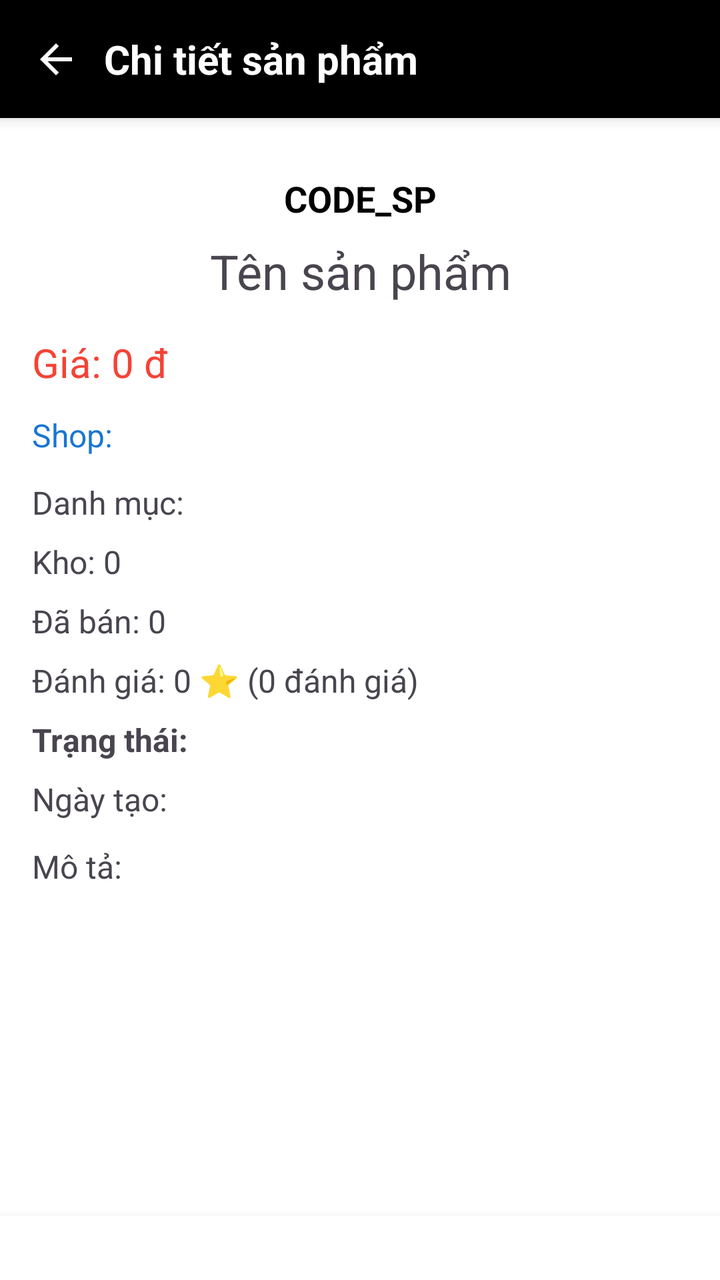
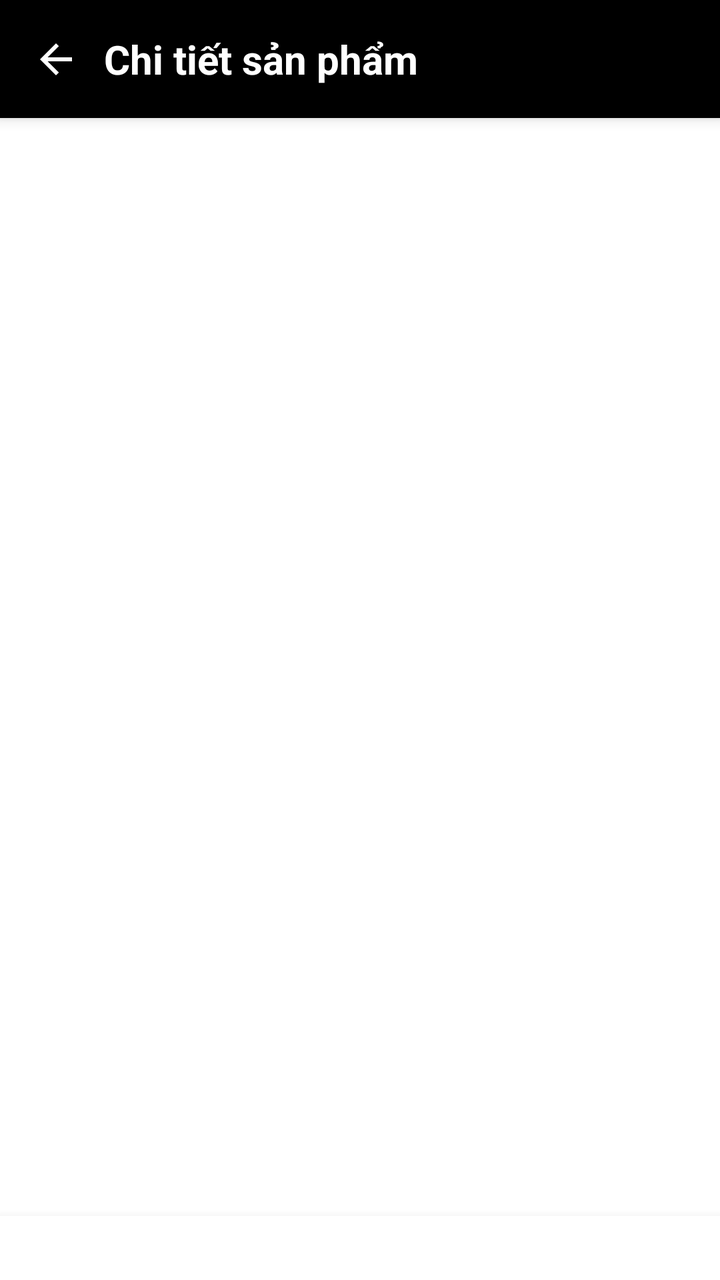

Compare the two renders of this Android layout. The source of the first and the diff that turns it into the second are given below.
<!-- AndroidManifest.xml: application theme Theme.EcommerceApp -->
<!-- res/layout/activity_admin_product_detail.xml -->
<?xml version="1.0" encoding="utf-8"?>
<androidx.constraintlayout.widget.ConstraintLayout xmlns:android="http://schemas.android.com/apk/res/android"
    xmlns:app="http://schemas.android.com/apk/res-auto"
    xmlns:tools="http://schemas.android.com/tools"
    android:id="@+id/main"
    android:layout_width="match_parent"
    android:layout_height="match_parent"
    android:background="@color/white"
    tools:context=".ui.activity.home.admin.management.product.AdminProductDetailActivity">

    
    <androidx.constraintlayout.widget.ConstraintLayout
        android:id="@+id/headerLayout"
        android:layout_width="match_parent"
        android:layout_height="wrap_content"
        android:background="@color/black"
        android:elevation="4dp"
        android:padding="16dp"
        app:layout_constraintTop_toTopOf="parent">

        <ImageView
            android:id="@+id/ivBack"
            android:layout_width="24dp"
            android:layout_height="24dp"
            android:src="@drawable/ic_back"
            app:layout_constraintBottom_toBottomOf="parent"
            app:layout_constraintStart_toStartOf="parent"
            app:layout_constraintTop_toTopOf="parent"
            app:tint="@color/white" />

        <TextView
            android:layout_width="wrap_content"
            android:layout_height="wrap_content"
            android:text="Chi tiết sản phẩm"
            android:textColor="@color/white"
            android:textSize="20sp"
            android:layout_marginStart="12dp"
            android:textStyle="bold"
            app:layout_constraintBottom_toBottomOf="parent"
            app:layout_constraintStart_toEndOf="@id/ivBack"
            app:layout_constraintTop_toTopOf="parent" />

    </androidx.constraintlayout.widget.ConstraintLayout>

    
    <ScrollView
        android:id="@+id/scrollView"
        android:layout_width="match_parent"
        android:layout_height="0dp"
        android:padding="16dp"
        android:clipToPadding="false"
        android:scrollbars="none"
        app:layout_constraintTop_toBottomOf="@id/headerLayout"
        app:layout_constraintBottom_toTopOf="@id/actionsLayout">

        <androidx.constraintlayout.widget.ConstraintLayout
            android:layout_width="match_parent"
            android:layout_height="wrap_content">

            
            <TextView
                android:id="@+id/txtProductCode"
                android:layout_width="0dp"
                android:layout_height="wrap_content"
                android:textSize="18sp"
                android:textStyle="bold"
                android:textColor="@color/black"
                android:paddingTop="12dp"
                android:text="CODE_SP"
                android:gravity="center"
                app:layout_constraintTop_toTopOf="parent"
                app:layout_constraintStart_toStartOf="parent"
                app:layout_constraintEnd_toEndOf="parent"/>

            
            <TextView
                android:id="@+id/txtName"
                android:layout_width="0dp"
                android:layout_height="wrap_content"
                android:textSize="24sp"
                android:paddingTop="8dp"
                android:text="Tên sản phẩm"
                android:gravity="center"
                app:layout_constraintTop_toBottomOf="@id/txtProductCode"
                app:layout_constraintStart_toStartOf="parent"
                app:layout_constraintEnd_toEndOf="parent"/>

            
            <TextView
                android:id="@+id/txtPrice"
                android:layout_width="wrap_content"
                android:layout_height="wrap_content"
                android:textColor="@color/red"
                android:textSize="20sp"
                android:paddingTop="16dp"
                android:text="Giá: 0 đ"
                app:layout_constraintTop_toBottomOf="@id/txtName"
                app:layout_constraintStart_toStartOf="parent"/>

            
            <TextView
                android:id="@+id/txtShopName"
                android:layout_width="wrap_content"
                android:layout_height="wrap_content"
                android:text="Shop: "
                android:textColor="@color/blue"
                android:textSize="16sp"
                android:paddingVertical="4dp"
                android:layout_marginTop="8dp"
                android:background="?attr/selectableItemBackground"
                android:clickable="true"
                android:focusable="true"
                app:layout_constraintTop_toBottomOf="@id/txtPrice"
                app:layout_constraintStart_toStartOf="parent"/>

            
            <TextView
                android:id="@+id/txtCategory"
                android:layout_width="wrap_content"
                android:layout_height="wrap_content"
                android:text="Danh mục: "
                android:textSize="16sp"
                android:paddingTop="8dp"
                app:layout_constraintTop_toBottomOf="@id/txtShopName"
                app:layout_constraintStart_toStartOf="parent"/>

            
            <TextView
                android:id="@+id/txtStock"
                android:layout_width="wrap_content"
                android:layout_height="wrap_content"
                android:textSize="16sp"
                android:paddingTop="8dp"
                android:text="Kho: 0"
                app:layout_constraintTop_toBottomOf="@id/txtCategory"
                app:layout_constraintStart_toStartOf="parent"/>

            
            <TextView
                android:id="@+id/txtSold"
                android:layout_width="wrap_content"
                android:layout_height="wrap_content"
                android:textSize="16sp"
                android:paddingTop="8dp"
                android:text="Đã bán: 0"
                app:layout_constraintTop_toBottomOf="@id/txtStock"
                app:layout_constraintStart_toStartOf="parent"/>

            
            <TextView
                android:id="@+id/txtRating"
                android:layout_width="wrap_content"
                android:layout_height="wrap_content"
                android:text="Đánh giá: 0 ⭐ (0 đánh giá)"
                android:textSize="16sp"
                android:paddingTop="8dp"
                app:layout_constraintTop_toBottomOf="@id/txtSold"
                app:layout_constraintStart_toStartOf="parent"/>

            
            <TextView
                android:id="@+id/txtStatus"
                android:layout_width="wrap_content"
                android:layout_height="wrap_content"
                android:text="Trạng thái: "
                android:textStyle="bold"
                android:paddingTop="8dp"
                android:textSize="16sp"
                app:layout_constraintTop_toBottomOf="@id/txtRating"
                app:layout_constraintStart_toStartOf="parent"/>

            
            <TextView
                android:id="@+id/txtCreatedAt"
                android:layout_width="wrap_content"
                android:layout_height="wrap_content"
                android:text="Ngày tạo: "
                android:paddingTop="8dp"
                android:textSize="16sp"
                app:layout_constraintTop_toBottomOf="@id/txtStatus"
                app:layout_constraintStart_toStartOf="parent"/>

            
            <TextView
                android:id="@+id/txtDescription"
                android:layout_width="0dp"
                android:layout_height="wrap_content"
                android:text="Mô tả: "
                android:paddingTop="12dp"
                android:textSize="16sp"
                app:layout_constraintTop_toBottomOf="@id/txtCreatedAt"
                app:layout_constraintStart_toStartOf="parent"
                app:layout_constraintEnd_toEndOf="parent"
                android:layout_marginBottom="16dp"/>

            
            <androidx.viewpager2.widget.ViewPager2
                android:id="@+id/viewPagerImages"
                android:layout_width="0dp"
                android:layout_height="250dp"
                android:layout_marginTop="20dp"
                app:layout_constraintTop_toBottomOf="@+id/txtDescription"
                app:layout_constraintStart_toStartOf="parent"
                app:layout_constraintEnd_toEndOf="parent" />

            
            <com.tbuonomo.viewpagerdotsindicator.WormDotsIndicator
                android:id="@+id/dotsIndicator"
                android:layout_width="wrap_content"
                android:layout_height="wrap_content"
                app:layout_constraintTop_toBottomOf="@id/viewPagerImages"
                app:layout_constraintStart_toStartOf="parent"
                app:layout_constraintEnd_toEndOf="parent"
                android:layout_marginTop="8dp"
                android:layout_marginBottom="20dp"/>

        </androidx.constraintlayout.widget.ConstraintLayout>
    </ScrollView>

    
    <LinearLayout
        android:id="@+id/actionsLayout"
        android:layout_width="match_parent"
        android:layout_height="wrap_content"
        android:orientation="horizontal"
        android:padding="16dp"
        android:background="@color/white"
        android:elevation="8dp"
        app:layout_constraintBottom_toBottomOf="parent">

        <com.google.android.material.button.MaterialButton
            android:id="@+id/btnReject"
            android:layout_width="0dp"
            android:layout_height="wrap_content"
            android:layout_weight="1"
            android:layout_marginEnd="8dp"
            android:text="TỪ CHỐI"
            android:textColor="@color/white"
            app:backgroundTint="@color/red"
            app:cornerRadius="4dp"
            android:visibility="gone"
            tools:visibility="visible" />

        <com.google.android.material.button.MaterialButton
            android:id="@+id/btnApprove"
            android:layout_width="0dp"
            android:layout_height="wrap_content"
            android:layout_weight="1"
            android:text="DUYỆT"
            app:backgroundTint="@color/green"
            android:textColor="@color/white"
            app:cornerRadius="4dp"
            android:visibility="gone"
            tools:visibility="visible" />

        <com.google.android.material.button.MaterialButton
            android:id="@+id/btnDelete"
            android:layout_width="0dp"
            android:layout_height="wrap_content"
            android:layout_weight="1"
            android:text="XÓA SẢN PHẨM"
            android:textColor="@color/white"
            app:backgroundTint="@color/red"
            app:cornerRadius="4dp"
            android:visibility="gone" />

        <com.google.android.material.button.MaterialButton
            android:id="@+id/btnRestore"
            android:layout_width="0dp"
            android:layout_height="wrap_content"
            android:layout_weight="1"
            android:text="KHÔI PHỤC"
            app:backgroundTint="@color/black"
            android:textColor="@color/white"
            app:cornerRadius="4dp"
            android:visibility="gone" />
            
    </LinearLayout>

</androidx.constraintlayout.widget.ConstraintLayout>
<!-- resources referenced by this layout -->
<resources>
  <color name="black">#FF000000</color>
  <color name="blue">#1976D2</color>
  <color name="green">#4CAF50</color>
  <color name="red">#F44336</color>
  <color name="white">#FFFFFFFF</color>
  <!-- drawable ic_back (drawable) -->
  <vector xmlns:android="http://schemas.android.com/apk/res/android" android:autoMirrored="true" android:height="30dp" android:tint="#000000" android:viewportHeight="960" android:viewportWidth="960" android:width="30dp">
        
      <path android:fillColor="@android:color/white" android:pathData="M313,520L537,744L480,800L160,480L480,160L537,216L313,440L800,440L800,520L313,520Z"/>
      
  </vector>
  <style name="Theme.EcommerceApp" parent="Base.Theme.EcommerceApp" />
  <style name="Base.Theme.EcommerceApp" parent="Theme.Material3.DayNight.NoActionBar">
          
          <item name="colorPrimary">@color/primary_blue</item>
          <item name="colorSecondary">@color/primary_blue</item>
          
          
          <item name="materialButtonStyle">@style/Widget.Material3.Button</item>
          <item name="android:windowAnimationStyle">@style/WindowAnimation</item>
      </style>
  <color name="primary_blue">#2563EB</color>
  <style name="WindowAnimation">
          <item name="android:activityOpenEnterAnimation">@anim/slide_in_right</item>
          <item name="android:activityOpenExitAnimation">@anim/slide_out_left</item>
          <item name="android:activityCloseEnterAnimation">@anim/slide_in_left</item>
          <item name="android:activityCloseExitAnimation">@anim/slide_out_right</item>
      </style>
</resources>

<!-- the commit's change to res/layout/activity_admin_product_detail.xml (unified diff, before → after) -->
@@ -43,15 +43,21 @@
     </androidx.constraintlayout.widget.ConstraintLayout>
 
     
-    <ScrollView
-        android:id="@+id/scrollView"
+    <FrameLayout
+        android:id="@+id/flContentWrapper"
         android:layout_width="match_parent"
         android:layout_height="0dp"
-        android:padding="16dp"
-        android:clipToPadding="false"
-        android:scrollbars="none"
         app:layout_constraintTop_toBottomOf="@id/headerLayout"
         app:layout_constraintBottom_toTopOf="@id/actionsLayout">
+
+        <ScrollView
+            android:id="@+id/scrollView"
+            android:layout_width="match_parent"
+            android:layout_height="match_parent"
+            android:padding="16dp"
+            android:clipToPadding="false"
+            android:scrollbars="none"
+            android:visibility="gone">
 
         <androidx.constraintlayout.widget.ConstraintLayout
             android:layout_width="match_parent"
@@ -159,15 +165,30 @@
 
             
             <TextView
-                android:id="@+id/txtStatus"
+                android:id="@+id/txtStatusLabel"
                 android:layout_width="wrap_content"
                 android:layout_height="wrap_content"
                 android:text="Trạng thái: "
                 android:textStyle="bold"
-                android:paddingTop="8dp"
-                android:textSize="16sp"
+                android:textSize="16sp"
+                app:layout_constraintTop_toTopOf="@id/txtStatus"
+                app:layout_constraintBottom_toBottomOf="@id/txtStatus"
+                app:layout_constraintStart_toStartOf="parent"/>
+
+            <TextView
+                android:id="@+id/txtStatus"
+                android:layout_width="wrap_content"
+                android:layout_height="wrap_content"
+                android:textStyle="bold"
+                android:layout_marginTop="8dp"
+                android:textSize="14sp"
+                android:paddingHorizontal="12dp"
+                android:paddingVertical="4dp"
+                android:background="@drawable/bg_product_status_pending"
+                android:textColor="@color/orange"
                 app:layout_constraintTop_toBottomOf="@id/txtRating"
-                app:layout_constraintStart_toStartOf="parent"/>
+                app:layout_constraintStart_toEndOf="@id/txtStatusLabel"
+                android:layout_marginStart="8dp"/>
 
             
             <TextView
@@ -215,7 +236,14 @@
                 android:layout_marginBottom="20dp"/>
 
         </androidx.constraintlayout.widget.ConstraintLayout>
-    </ScrollView>
+        </ScrollView>
+
+        <ProgressBar
+            android:id="@+id/progressBarProductDetail"
+            android:layout_width="wrap_content"
+            android:layout_height="wrap_content"
+            android:layout_gravity="center" />
+    </FrameLayout>
 
     
     <LinearLayout
<!-- resource entries referenced after the edit -->
@@ -3,8 +3,21 @@
   <color name="black">#FF000000</color>
   <color name="blue">#1976D2</color>
   <color name="green">#4CAF50</color>
+  <color name="orange">#FF9800</color>
   <color name="red">#F44336</color>
   <color name="white">#FFFFFFFF</color>
+  <!-- drawable bg_product_status_pending (drawable) -->
+  <?xml version="1.0" encoding="utf-8"?>
+  <shape xmlns:android="http://schemas.android.com/apk/res/android"
+      android:shape="rectangle">
+  
+      <solid android:color="#FFF8E1" /> 
+      <corners android:radius="16dp" />
+      <stroke
+          android:width="1dp"
+          android:color="#FFE082" /> 
+  
+  </shape>
   <!-- drawable ic_back (drawable) -->
   <vector xmlns:android="http://schemas.android.com/apk/res/android" android:autoMirrored="true" android:height="30dp" android:tint="#000000" android:viewportHeight="960" android:viewportWidth="960" android:width="30dp">
         
